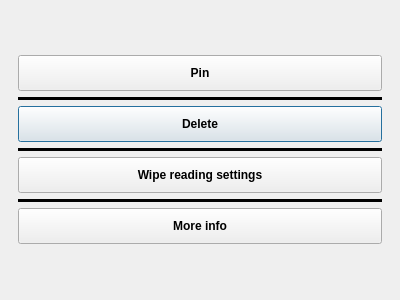
Above: src/widgets/dialogs/library/bookoptionsdialog.ui from Quill-OS/quill before the change. Below: the same form after it.
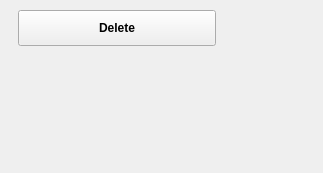
That is the form after the change. The open tabs and pages were chosen to show the change.

Commit message: working changing pages, removing directories, some ui problems

What changed in the file:
```diff
--- a/src/widgets/dialogs/library/bookoptionsdialog.ui
+++ b/src/widgets/dialogs/library/bookoptionsdialog.ui
@@ -6,28 +6,74 @@
    <rect>
     <x>0</x>
     <y>0</y>
-    <width>400</width>
-    <height>300</height>
+    <width>350</width>
+    <height>215</height>
    </rect>
   </property>
+  <property name="sizePolicy">
+   <sizepolicy hsizetype="Fixed" vsizetype="Fixed">
+    <horstretch>0</horstretch>
+    <verstretch>0</verstretch>
+   </sizepolicy>
+  </property>
   <property name="windowTitle">
    <string>Dialog</string>
   </property>
-  <layout class="QVBoxLayout" name="verticalLayout">
+  <layout class="QGridLayout" name="gridLayout_3">
+   <property name="sizeConstraint">
+    <enum>QLayout::SetFixedSize</enum>
+   </property>
    <property name="leftMargin">
     <number>18</number>
    </property>
    <property name="topMargin">
-    <number>22</number>
+    <number>10</number>
    </property>
    <property name="rightMargin">
     <number>18</number>
    </property>
    <property name="bottomMargin">
-    <number>22</number>
+    <number>10</number>
    </property>
-   <item>
+   <item row="0" column="0">
+    <widget class="QStackedWidget" name="stackedWidget">
+     <property name="sizePolicy">
+      <sizepolicy hsizetype="Fixed" vsizetype="Fixed">
+       <horstretch>0</horstretch>
+       <verstretch>0</verstretch>
+      </sizepolicy>
+     </property>
+     <widget class="QWidget" name="page_book">
+      <property name="sizePolicy">
+       <sizepolicy hsizetype="Fixed" vsizetype="Fixed">
+        <horstretch>0</horstretch>
+        <verstretch>0</verstretch>
+       </sizepolicy>
+      </property>
+      <layout class="QGridLayout" name="gridLayout_2">
+       <property name="sizeConstraint">
+        <enum>QLayout::SetFixedSize</enum>
+       </property>
+       <property name="leftMargin">
+        <number>0</number>
+       </property>
+       <property name="topMargin">
+        <number>0</number>
+       </property>
+       <property name="rightMargin">
+        <number>0</number>
+       </property>
+       <property name="bottomMargin">
+        <number>0</number>
+       </property>
+       <property name="spacing">
+        <number>0</number>
+       </property>
+       <item row="0" column="0">
     <layout class="QGridLayout" name="gridLayout">
+         <property name="sizeConstraint">
+          <enum>QLayout::SetFixedSize</enum>
+         </property>
      <item row="2" column="0">
       <widget class="QPushButton" name="deleteBtn">
        <property name="font">
@@ -132,6 +178,92 @@
       </widget>
      </item>
     </layout>
+       </item>
+      </layout>
+     </widget>
+     <widget class="QWidget" name="page_Folder">
+      <property name="sizePolicy">
+       <sizepolicy hsizetype="Fixed" vsizetype="Fixed">
+        <horstretch>0</horstretch>
+        <verstretch>0</verstretch>
+       </sizepolicy>
+      </property>
+      <layout class="QGridLayout" name="gridLayout_5">
+       <property name="sizeConstraint">
+        <enum>QLayout::SetFixedSize</enum>
+       </property>
+       <property name="leftMargin">
+        <number>0</number>
+       </property>
+       <property name="topMargin">
+        <number>0</number>
+       </property>
+       <property name="rightMargin">
+        <number>0</number>
+       </property>
+       <property name="bottomMargin">
+        <number>0</number>
+       </property>
+       <property name="spacing">
+        <number>0</number>
+       </property>
+       <item row="0" column="0">
+        <layout class="QGridLayout" name="gridLayout_4">
+         <property name="sizeConstraint">
+          <enum>QLayout::SetFixedSize</enum>
+         </property>
+         <property name="spacing">
+          <number>6</number>
+         </property>
+         <item row="0" column="0">
+          <widget class="QPushButton" name="deleteFolderBtn">
+           <property name="font">
+            <font>
+             <weight>75</weight>
+             <bold>true</bold>
+            </font>
+           </property>
+           <property name="styleSheet">
+            <string notr="true">padding-left: 80px; padding-right: 80px; padding-top: 10px; padding-bottom: 10px;</string>
+           </property>
+           <property name="text">
+            <string>Delete</string>
+           </property>
+          </widget>
+         </item>
+        </layout>
+       </item>
+      </layout>
+     </widget>
+     <widget class="QWidget" name="DefaultEmptyPage">
+      <property name="sizePolicy">
+       <sizepolicy hsizetype="Fixed" vsizetype="Fixed">
+        <horstretch>0</horstretch>
+        <verstretch>0</verstretch>
+       </sizepolicy>
+      </property>
+      <layout class="QGridLayout" name="gridLayout_6">
+       <property name="sizeConstraint">
+        <enum>QLayout::SetFixedSize</enum>
+       </property>
+       <property name="leftMargin">
+        <number>0</number>
+       </property>
+       <property name="topMargin">
+        <number>0</number>
+       </property>
+       <property name="rightMargin">
+        <number>0</number>
+       </property>
+       <property name="bottomMargin">
+        <number>0</number>
+       </property>
+       <property name="spacing">
+        <number>0</number>
+       </property>
+      </layout>
+     </widget>
+    </widget>
    </item>
   </layout>
  </widget>
```
Lines whose indentation alone changed are shown as unchanged. The commit also changes 9 other files.
